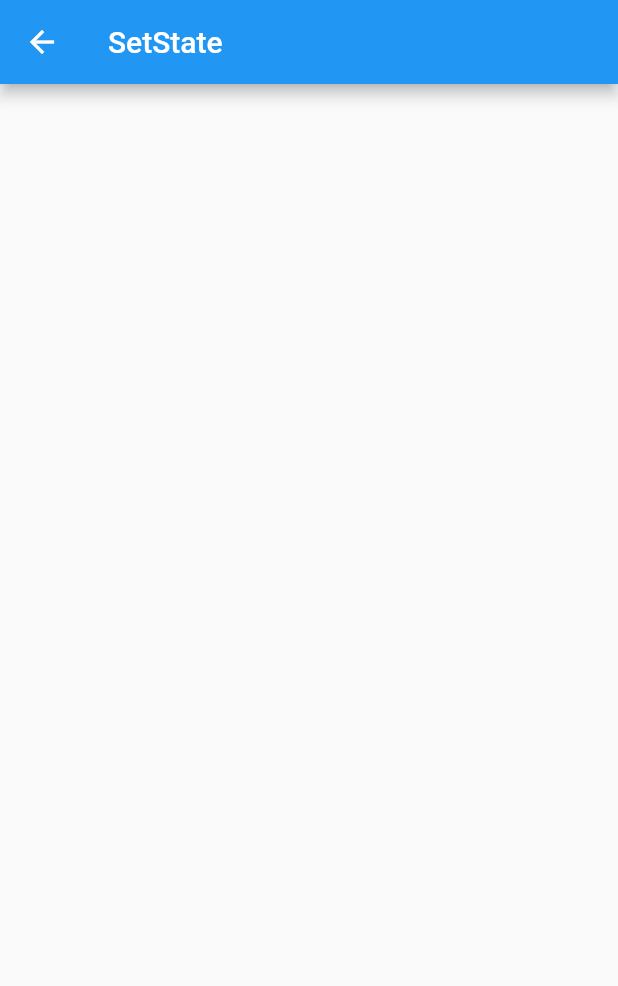
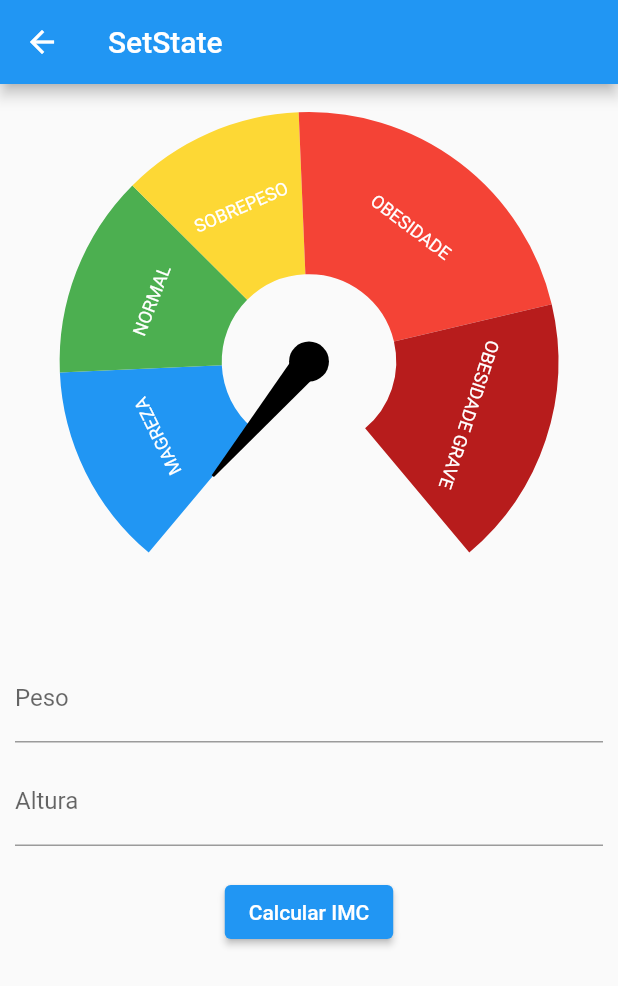
Before and after one commit to brunozupp/modulo13_gerencia_estado, a Flutter app: the ImcSetStatePage screen opened directly, on a phone screen of 412 x 824 dp. Shown: the top 986 px of the screen. Run offline on Flutter 3.47's test engine with Material 2 defaults, Android fonts, the phone set to English and light mode, and no system bars; drawn by our look-alikes of syncfusion_flutter_gauges; our stand-ins replace currency_text_input_formatter.

Commit message:
setState

```diff
--- a/lib/set_state/imc_set_state_page.dart
+++ b/lib/set_state/imc_set_state_page.dart
@@ -1,8 +1,51 @@
+import 'dart:math';
+
+import 'package:currency_text_input_formatter/currency_text_input_formatter.dart';
 import 'package:flutter/material.dart';
+import 'package:intl/intl.dart';
+import 'package:modulo13_gerencia_estado/widgets/imc_gauge.dart';
+import 'package:modulo13_gerencia_estado/widgets/imc_gauge_range.dart';
 import 'package:syncfusion_flutter_gauges/gauges.dart';
 
-class ImcSetStatePage extends StatelessWidget {
+class ImcSetStatePage extends StatefulWidget {
   const ImcSetStatePage({ Key? key }) : super(key: key);
+
+  @override
+  State<ImcSetStatePage> createState() => _ImcSetStatePageState();
+}
+
+class _ImcSetStatePageState extends State<ImcSetStatePage> {
+
+  final pesoEC = TextEditingController();
+  final alturaEC = TextEditingController();
+  final formKey = GlobalKey<FormState>();
+
+  var imc = 0.0;
+
+  void _calcularIMC({
+    required double peso,
+    required double altura,
+  }) async {
+
+    setState(() {
+      imc = 0;
+    });
+
+    await Future.delayed(const Duration(seconds: 1));
+
+    setState(() {
+      imc = peso / pow(altura, 2);
+    });
+  }
+
+  @override
+  void dispose() {
+
+    pesoEC.dispose();
+    alturaEC.dispose();
+
+    super.dispose();
+  }
 
   @override
   Widget build(BuildContext context) {
@@ -12,22 +55,92 @@ class ImcSetStatePage extends StatelessWidget {
       ),
       body: SingleChildScrollView(
         padding: const EdgeInsets.all(10),
-        child: Column(
-          children: [
+        child: Form(
+          key: formKey,
+          child: Column(
+            children: [
 
-            SfRadialGauge(
-              axes: [
-                RadialAxis(
-                  showLabels: false,
-                  showAxisLine: false,
-                  showTicks: false,
-                  minimum: 12.5,
-                  maximum: 47.9,
-                  ranges: [],
+              ImcGauge(
+                imc: imc,
+              ),
+
+              const SizedBox(
+                height: 20,
+              ),
+              TextFormField(
+                controller: pesoEC,
+                keyboardType: TextInputType.number,
+                decoration: const InputDecoration(
+                  labelText: 'Peso',
                 ),
-              ],
-            ),
-          ],
+                inputFormatters: [
+                  CurrencyTextInputFormatter(
+                    locale: "pt_BR",
+                    symbol: "",
+                    decimalDigits: 2,
+                    turnOffGrouping: true,
+                  ),
+                ],
+                validator: (value) {
+                  if(value == null || value.isEmpty) {
+                    return "Obrigatório";
+                  }
+
+                  return null;
+                },
+              ),
+              const SizedBox(
+                height: 10,
+              ),
+              TextFormField(
+                controller: alturaEC,
+                keyboardType: TextInputType.number,
+                decoration: const InputDecoration(
+                  labelText: 'Altura',
+                ),
+                inputFormatters: [
+                  CurrencyTextInputFormatter(
+                    locale: "pt_BR",
+                    symbol: "",
+                    decimalDigits: 2,
+                    turnOffGrouping: true,
+                  ),
+                ],
+                validator: (value) {
+                  if(value == null || value.isEmpty) {
+                    return "Obrigatório";
+                  }
+
+                  return null;
+                },
+              ),
+              const SizedBox(
+                height: 20,
+              ),
+              ElevatedButton(
+                onPressed: () {
+
+                  final formValid = formKey.currentState?.validate() ?? false;
+
+                  if(formValid) {
+                    final formatter = NumberFormat.simpleCurrency(
+                      locale: "pt_BR",
+                      decimalDigits: 2
+                    );
+
+                    final peso = formatter.parse(pesoEC.text) as double;
+                    final altura = formatter.parse(alturaEC.text) as double;
+
+                    _calcularIMC(peso: peso, altura: altura);
+                  }
+
+                },
+                child: const Text(
+                  "Calcular IMC",
+                ),
+              ),
+            ],
+          ),
         ),
       ),
     );
--- /dev/null
+++ b/lib/widgets/imc_gauge.dart
@@ -0,0 +1,67 @@
+import 'package:flutter/material.dart';
+import 'package:syncfusion_flutter_gauges/gauges.dart';
+
+import 'package:modulo13_gerencia_estado/widgets/imc_gauge_range.dart';
+
+class ImcGauge extends StatelessWidget {
+
+  final double imc;
+
+  const ImcGauge({
+    Key? key,
+    required this.imc,
+  }) : super(key: key);
+
+  @override
+  Widget build(BuildContext context) {
+    return SfRadialGauge(
+      axes: [
+        RadialAxis(
+          showLabels: false,
+          showAxisLine: false,
+          showTicks: false,
+          minimum: 12.5,
+          maximum: 47.9,
+          ranges: [
+            ImcGaugeRange(
+              color: Colors.blue,
+              start: 12.5,
+              end: 18.5,
+              label: 'MAGREZA',
+            ),
+            ImcGaugeRange(
+              color: Colors.green,
+              start: 18.5,
+              end: 24.5,
+              label: 'NORMAL',
+            ),
+            ImcGaugeRange(
+              color: Colors.yellow[600]!,
+              start: 24.5,
+              end: 29.9,
+              label: 'SOBREPESO',
+            ),
+            ImcGaugeRange(
+              color: Colors.red[500]!,
+              start: 29.9,
+              end: 39.9,
+              label: 'OBESIDADE',
+            ),
+            ImcGaugeRange(
+              color: Colors.red[900]!,
+              start: 39.9,
+              end: 47.9,
+              label: 'OBESIDADE GRAVE',
+            ),
+          ],
+          pointers: [
+            NeedlePointer(
+              value: imc,
+              enableAnimation: true,
+            ),
+          ],
+        ),
+      ],
+    );
+  }
+}
--- /dev/null
+++ b/lib/widgets/imc_gauge_range.dart
@@ -0,0 +1,26 @@
+import 'package:flutter/cupertino.dart';
+import 'package:syncfusion_flutter_gauges/gauges.dart';
+
+class ImcGaugeRange extends GaugeRange {
+
+  ImcGaugeRange({
+    Key? key,
+    required Color color,
+    required double start,
+    required double end,
+    required String label,
+  }) : super(
+    key: key,
+    startValue: start,
+    endValue: end,
+    color: color,
+    label: label,
+    sizeUnit: GaugeSizeUnit.factor,
+    labelStyle: const GaugeTextStyle(
+      fontFamily: "Times",
+      fontSize: 12,
+    ),
+    startWidth: 0.65,
+    endWidth: 0.65,
+  );
+}
--- a/pubspec.yaml
+++ b/pubspec.yaml
@@ -36,6 +36,7 @@ dependencies:
   cupertino_icons: ^1.0.2
   syncfusion_flutter_gauges: ^19.4.56
   currency_text_input_formatter: ^2.1.5
+  intl: ^0.17.0
 
 dev_dependencies:
   flutter_test:
```
Also changed, not shown: lib/template.dart (added, +92 -0 lines), lib/widgets/imc_guage_range.dart (deleted), pubspec.lock.
